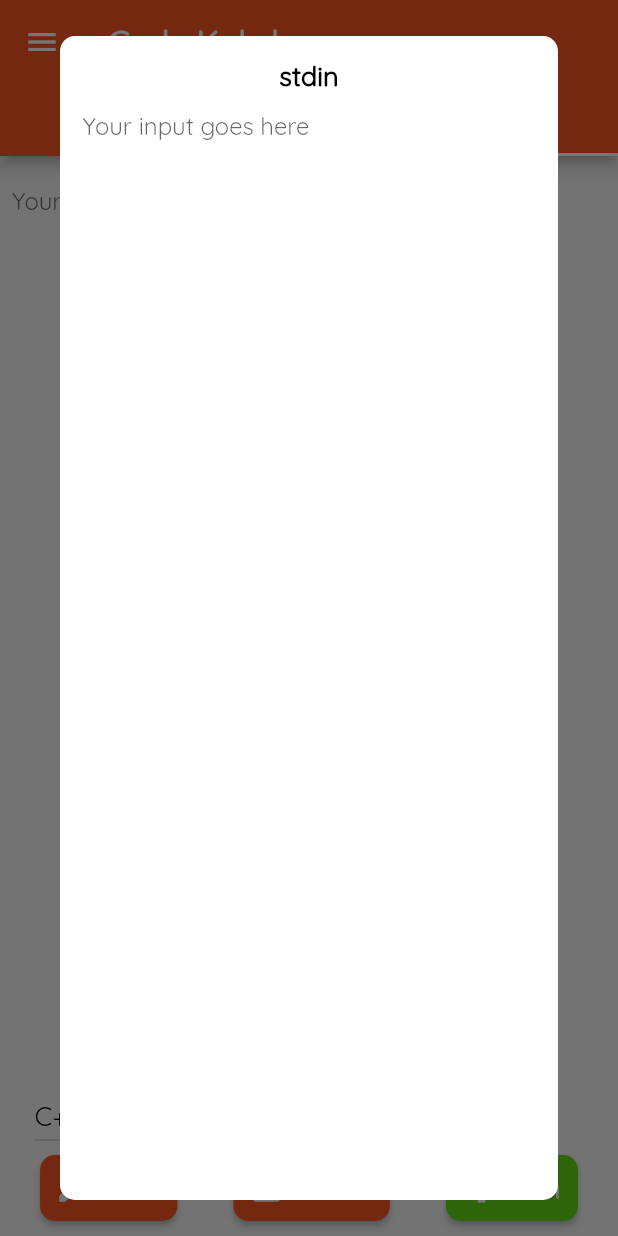
After one commit to CodeKaksha/codekaksha_android, a Flutter app: the screen it shows after launch, tab 3 chosen, after a tap on "stdin", on a phone screen of 412 x 824 dp. The commit adds this screen. Run offline on Flutter 3.47's test engine with Material 2 defaults, Android fonts, the phone set to English and light mode, and no system bars; missing offline and left inert: whiteboardkit.

Commit message:
Nav Swipe disabled, Editor UI added

```diff
--- /dev/null
+++ b/lib/editor.dart
@@ -0,0 +1,207 @@
+import 'package:CodeKaksha/main.dart';
+import 'package:flutter/material.dart';
+
+class Editor extends StatefulWidget {
+  @override
+  _EditorState createState() => _EditorState();
+}
+
+class _EditorState extends State<Editor>
+    with AutomaticKeepAliveClientMixin<Editor> {
+  @override
+  bool get wantKeepAlive => true;
+
+  String dropDownValue = "C++";
+
+  @override
+  Widget build(BuildContext context) {
+    super.build(context);
+    return Container(
+      margin: EdgeInsets.all(8.0),
+      child: Column(
+        children: [
+          Flexible(
+            //the column or row widget determines the intrinsic size of its non-flexible childen but since
+            //the text field is taking up the entire space we need to make it flexible
+            child: TextField(
+              keyboardType: TextInputType.multiline,
+              maxLines: null,
+              expands: true,
+              decoration: InputDecoration(
+                hintText: "Your code goes here",
+                border: InputBorder.none,
+                focusedBorder: InputBorder.none,
+                enabledBorder: InputBorder.none,
+                errorBorder: InputBorder.none,
+                disabledBorder: InputBorder.none,
+              ),
+              //1. maxLines gives infinite writing space
+              //2. without expands, language box will stick to the last line you wrote on the editor instead
+              //   of staying at the bottom
+              //3. setting borders to none gets rid of the line at the bottom of the TextField
+            ),
+          ),
+          Align(
+            alignment: Alignment.bottomCenter,
+            child: Row(children: [
+              SizedBox(
+                width: 15,
+              ),
+              DropdownButton(
+                value: dropDownValue,
+                icon: Icon(Icons.arrow_right),
+                iconSize: 28,
+                elevation: 16,
+                style: TextStyle(
+                    color: Colors.black, fontSize: 18, fontFamily: "Quicksand"),
+                onChanged: (String newValue) {
+                  setState(() {
+                    dropDownValue = newValue;
+                  });
+                },
+                items: <String>["C++", "Java", "Python"]
+                    .map<DropdownMenuItem<String>>((String value) {
+                  return DropdownMenuItem<String>(
+                    value: value,
+                    child: Text(value),
+                  );
+                }).toList(),
+              ),
+            ]),
+          ),
+          Align(
+            alignment: Alignment.bottomCenter,
+            child: Row(
+                mainAxisAlignment: MainAxisAlignment.spaceAround,
+                children: [
+                  RaisedButton.icon(
+                    onPressed: () {
+                      showDialog(
+                          context: context,
+                          builder: (BuildContext context) => ShowDialogStdIn());
+                    },
+                    padding: EdgeInsets.all(10.0),
+                    shape: RoundedRectangleBorder(
+                      borderRadius: BorderRadius.all(Radius.circular(10.0)),
+                    ),
+                    color: myColor,
+                    icon: Icon(
+                      Icons.edit,
+                      color: Colors.white,
+                    ),
+                    label: Text(
+                      "stdin",
+                      style: TextStyle(
+                        color: Colors.white,
+                        fontSize: 18,
+                        fontFamily: "Quicksand",
+                        fontWeight: FontWeight.bold,
+                      ),
+                    ),
+                    splashColor: Colors.yellow,
+                  ),
+                  RaisedButton.icon(
+                    onPressed: () {},
+                    padding: EdgeInsets.all(10.0),
+                    shape: RoundedRectangleBorder(
+                      borderRadius: BorderRadius.all(Radius.circular(10.0)),
+                    ),
+                    color: myColor,
+                    icon: Icon(
+                      Icons.assignment,
+                      color: Colors.white,
+                    ),
+                    label: Text(
+                      "stdout",
+                      style: TextStyle(
+                        color: Colors.white,
+                        fontSize: 18,
+                        fontFamily: "Quicksand",
+                        fontWeight: FontWeight.bold,
+                      ),
+                    ),
+                    splashColor: Colors.yellow,
+                  ),
+                  RaisedButton.icon(
+                    onPressed: () {},
+                    padding: EdgeInsets.all(10.0),
+                    shape: RoundedRectangleBorder(
+                      borderRadius: BorderRadius.all(Radius.circular(10.0)),
+                    ),
+                    color: Colors.lightGreenAccent[700],
+                    icon: Icon(
+                      Icons.settings,
+                      color: Colors.white,
+                    ),
+                    label: Text(
+                      "Run",
+                      style: TextStyle(
+                        color: Colors.white,
+                        fontSize: 18,
+                        fontFamily: "Quicksand",
+                        fontWeight: FontWeight.bold,
+                      ),
+                    ),
+                  ),
+                ]),
+          ),
+        ],
+      ),
+    );
+  }
+}
+
+class ShowDialogStdIn extends StatefulWidget {
+  @override
+  _ShowDialogStdInState createState() => _ShowDialogStdInState();
+}
+
+class _ShowDialogStdInState extends State<ShowDialogStdIn>
+    with AutomaticKeepAliveClientMixin<ShowDialogStdIn> {
+  @override
+  bool get wantKeepAlive => true;
+
+  @override
+  Widget build(BuildContext context) {
+    super.build(context);
+    return Dialog(
+      shape: RoundedRectangleBorder(
+        borderRadius: BorderRadius.circular(10.0),
+      ),
+      elevation: 0.0,
+      backgroundColor: Colors.white,
+      child: Container(
+        margin: EdgeInsets.only(left: 15.0, right: 15.0),
+        child: Column(
+          children: [
+            SizedBox(height: 15),
+            Text(
+              "stdin",
+              style: TextStyle(
+                color: Colors.black,
+                fontSize: 18,
+                fontFamily: "Quicksand",
+                fontWeight: FontWeight.bold,
+              ),
+            ),
+            Flexible(
+              child: TextField(
+                keyboardType: TextInputType.multiline,
+                maxLines: null,
+                expands: true,
+                decoration: InputDecoration(
+                  hintText: "Your input goes here",
+                  border: InputBorder.none,
+                  focusedBorder: InputBorder.none,
+                  enabledBorder: InputBorder.none,
+                  errorBorder: InputBorder.none,
+                  disabledBorder: InputBorder.none,
+                ),
+              ),
+            ),
+          ],
+        ),
+      ),
+    );
+  }
+}
--- a/lib/homepage.dart
+++ b/lib/homepage.dart
@@ -1,4 +1,5 @@
 import 'package:CodeKaksha/drawer.dart';
+import 'package:CodeKaksha/editor.dart';
 import 'package:CodeKaksha/mywhiteboard.dart';
 import 'package:flutter/material.dart';
 
@@ -13,6 +14,7 @@ class _HomePageState extends State<HomePage> {
     return DefaultTabController(
       length: 3,
       child: Scaffold(
+        drawerEnableOpenDragGesture: false,
         appBar: AppBar(
           title: Text(
             "Code Kaksha",
@@ -54,7 +56,7 @@ class _HomePageState extends State<HomePage> {
           children: [
             Container(),
             MyWhiteboard(),
-            Container(),
+            Editor(),
           ],
         ),
       ),
--- a/pubspec.yaml
+++ b/pubspec.yaml
@@ -24,6 +24,7 @@ dependencies:
   flutter:
     sdk: flutter
   whiteboardkit: ^0.2.2
+
 
 
   # The following adds the Cupertino Icons font to your application.
```
